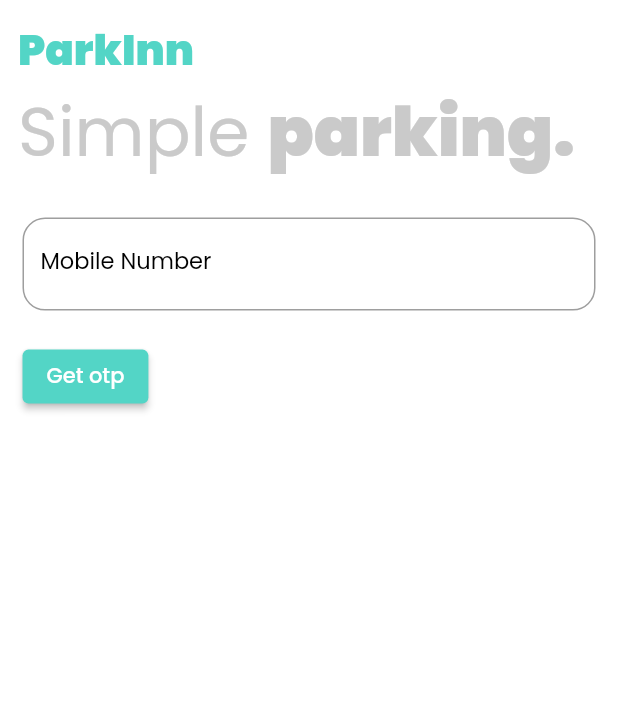
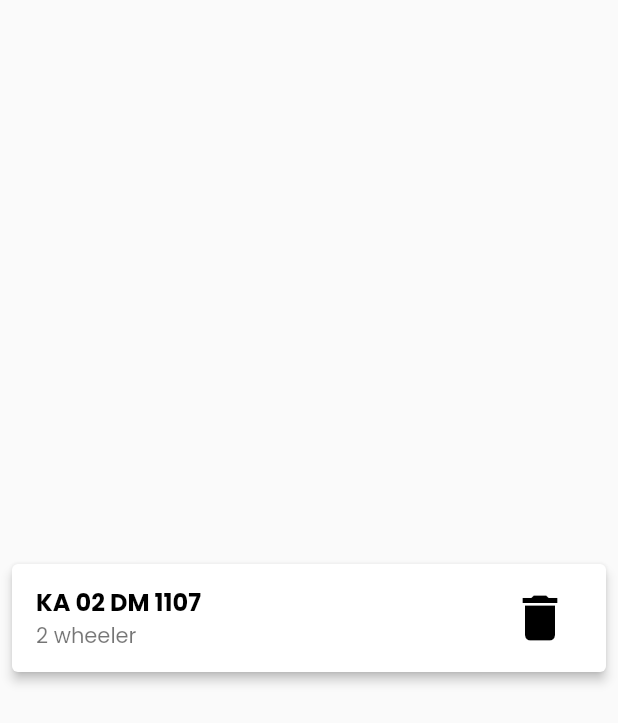
Before and after one commit to AnuroopFarkya11/parkinn, a Flutter app: the screen it shows after launch, on a phone screen of 412 x 824 dp. Shown: the top 723 px of the screen. Run offline on Flutter 3.47's test engine with Material 2 defaults, Android fonts, the phone set to English and light mode, and no system bars; our stand-ins replace get, google_fonts.

```diff
--- a/lib/Screens/auth_screen/auth_screen.dart
+++ b/lib/Screens/auth_screen/auth_screen.dart
@@ -60,7 +60,9 @@ class AuthScreen extends GetView<AuthController> {
                 },
               ),
             ),*/
-            const ParkInBar(),
+            const ParkInBar(
+
+            ),
             SliverFillRemaining(
               hasScrollBody: false,
               child: Container(
--- /dev/null
+++ b/lib/Widgets/card_layout/card_controller.dart
@@ -0,0 +1,12 @@
+import 'package:get/get.dart';
+
+class CardController extends GetxController{
+  late Rx<bool> isSelected;
+
+  @override
+  void onInit() {
+    // TODO: implement onInit
+    super.onInit();
+    isSelected = false.obs;
+  }
+ }
--- /dev/null
+++ b/lib/Widgets/card_layout/card_layout.dart
@@ -0,0 +1,33 @@
+import 'package:flutter/material.dart';
+import 'package:get/get.dart';
+import 'package:parkinn/Utils/brand_color.dart';
+import 'package:parkinn/Widgets/card_layout/card_controller.dart';
+
+class ParkInnCard extends GetView<CardController> {
+  @override
+  Widget build(BuildContext context) {
+    return Obx(
+          () =>
+          Card(
+            elevation: 3,
+            margin: EdgeInsets.all(8),
+            child: ListTile(
+              title: Text("KA 02 DM 1107", style: TextStyle(
+                  color: Colors.black, fontWeight: FontWeight.bold),),
+              subtitle: Text("2 wheeler"),
+              trailing: IconButton(onPressed: () {},
+                  icon: Icon(Icons.delete),
+                  color: Colors.black,
+                  iconSize: 40),
+
+              tileColor: controller.isSelected.value ? BrandColors.primaryColor : Colors
+                  .transparent,
+              onTap: () {
+                controller.isSelected.value = !controller.isSelected.value;
+              },
+            ),
+          ),
+    );
+  }
+
+}
--- /dev/null
+++ b/lib/Widgets/test_widget.dart
@@ -0,0 +1,15 @@
+import 'package:flutter/material.dart';
+import 'package:parkinn/Widgets/card_layout/card_layout.dart';
+
+class TestWidget extends StatelessWidget {
+  const TestWidget({Key? key}) : super(key: key);
+
+  @override
+  Widget build(BuildContext context) {
+    return Scaffold(
+      body: Center(
+        child: ParkInnCard(),
+      ),
+    ) ;
+  }
+}
--- a/lib/main.dart
+++ b/lib/main.dart
@@ -3,14 +3,16 @@ import 'package:get/get.dart';
 import 'package:parkinn/Screens/auth_screen/auth_controller.dart';
 import 'package:parkinn/Screens/auth_screen/auth_screen.dart';
 import 'package:parkinn/Theme/app_theme.dart';
+import 'package:parkinn/Widgets/card_layout/card_controller.dart';
+import 'package:parkinn/Widgets/test_widget.dart';
 import 'package:parkinn/routes/route_class.dart';
 
 
 
 void main() {
   WidgetsFlutterBinding.ensureInitialized();
-
   runApp(const ParkInn());
+  Get.put(CardController());
 
   // Get.put(AuthController());
 }
@@ -29,8 +31,9 @@ class ParkInn extends StatelessWidget {
       debugShowCheckedModeBanner: false,
       title: "ParkInn",
       theme: AppTheme.appTheme,
-      initialRoute: '/authScreen',
-      getPages: RouteClass.routes,
+      // initialRoute: '/authScreen',
+      // getPages: RouteClass.routes,
+      home: TestWidget(),
 
     );
   }
@@ -47,7 +50,7 @@ class ParkInn extends StatelessWidget {
 *    3 CREATE FOR BINDING
 *
 * OPEN CONTROLLER FILE :
-*    1 CREATE A CLASS FOR SAT SCREEN_CONTROLLER
+*    1 CREATE A CLASS FOR SAY SCREEN_CONTROLLER
 *    2 EXTEND GETXCONTROLLER TO THE CLASS
 *
 * OPEN SCREEN FILE:
```
